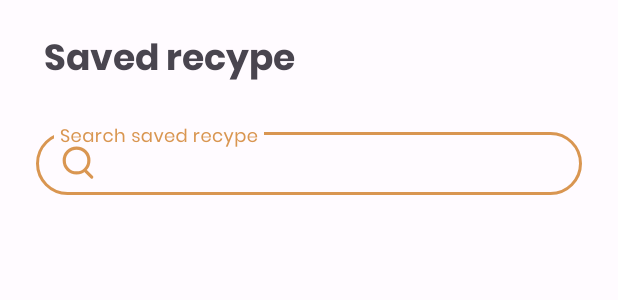
After one commit to spartak0/RecipesApp, an Android app: the layout fragment_saved.xml on its own in the app's theme, with its tools: preview values and no code run, on a phone screen of 412 x 824 dp. The commit adds this screen. Shown: the top 300 px of the screen. Run offline under Robolectric (Android 15) with nearby library versions, the phone set to English and light mode, and no system bars.

Commit message:
[feature] saved screen UI impl

```diff
--- a/app/src/main/AndroidManifest.xml
+++ b/app/src/main/AndroidManifest.xml
@@ -17,6 +17,7 @@
         tools:targetApi="31">
         <activity
             android:name=".ui.main_activity.MainActivity"
+            android:windowSoftInputMode="adjustPan"
             android:exported="true">
             <intent-filter>
                 <action android:name="android.intent.action.MAIN" />
--- /dev/null
+++ b/app/src/main/res/drawable/icon_btn_background.xml
@@ -0,0 +1,5 @@
+<?xml version="1.0" encoding="utf-8"?>
+<shape xmlns:android="http://schemas.android.com/apk/res/android"
+    android:shape="oval">
+    <solid android:color="@color/transparent"/>
+</shape>
--- a/app/src/main/res/drawable/save.xml
+++ b/app/src/main/res/drawable/save.xml
@@ -1,6 +1,6 @@
 <vector xmlns:android="http://schemas.android.com/apk/res/android"
-    android:width="41dp"
-    android:height="48dp"
+    android:width="24dp"
+    android:height="28dp"
     android:viewportWidth="41"
     android:viewportHeight="48">
   <path
--- /dev/null
+++ b/app/src/main/res/layout/fragment_saved.xml
@@ -0,0 +1,59 @@
+<?xml version="1.0" encoding="utf-8"?>
+<androidx.constraintlayout.widget.ConstraintLayout xmlns:android="http://schemas.android.com/apk/res/android"
+    xmlns:tools="http://schemas.android.com/tools"
+    xmlns:app="http://schemas.android.com/apk/res-auto"
+    android:layout_width="match_parent"
+    android:layout_height="match_parent"
+    tools:context=".ui.saved_screen.SavedFragment">
+
+    <TextView
+        android:id="@+id/savedTitleTV"
+        android:layout_width="wrap_content"
+        android:layout_height="wrap_content"
+        android:layout_marginStart="29dp"
+        android:layout_marginTop="20dp"
+        android:text="@string/saved_recype"
+        android:textFontWeight="700"
+        android:textSize="24sp"
+        app:layout_constraintStart_toStartOf="parent"
+        app:layout_constraintTop_toTopOf="parent" />
+
+    <com.google.android.material.textfield.TextInputLayout
+        android:id="@+id/savedTextInputLayout"
+        style="@style/SearchBarRoundedStyle"
+        android:layout_width="match_parent"
+        android:layout_height="47dp"
+        android:layout_marginStart="24dp"
+        android:layout_marginTop="21dp"
+        android:layout_marginEnd="24dp"
+        app:layout_constraintEnd_toEndOf="parent"
+        app:layout_constraintHorizontal_bias="0.724"
+        app:layout_constraintStart_toStartOf="parent"
+        app:layout_constraintTop_toBottomOf="@+id/savedTitleTV">
+
+        <com.google.android.material.textfield.TextInputEditText
+            android:id="@+id/savedTextInputEditText"
+            android:layout_width="match_parent"
+            android:layout_height="match_parent"
+            android:drawableStart="@drawable/search"
+            android:drawablePadding="10dp"
+            android:maxLines="1"
+            android:drawableTint="@color/search_icon_color"
+            android:hint="@string/search_saved_recype"
+            android:paddingTop="0dp"
+            android:paddingBottom="0dp" />
+
+    </com.google.android.material.textfield.TextInputLayout>
+
+    <androidx.recyclerview.widget.RecyclerView
+        android:id="@+id/recypeSavedRecycler"
+        android:layout_width="match_parent"
+        android:layout_height="0dp"
+        android:layout_marginTop="6dp"
+        app:layout_constraintBottom_toBottomOf="parent"
+        app:layout_constraintEnd_toEndOf="parent"
+        app:layout_constraintHorizontal_bias="0.0"
+        app:layout_constraintStart_toStartOf="parent"
+        app:layout_constraintTop_toBottomOf="@+id/savedTextInputLayout" />
+
+</androidx.constraintlayout.widget.ConstraintLayout>
--- a/app/src/main/res/navigation/bottom_navigation_graph.xml
+++ b/app/src/main/res/navigation/bottom_navigation_graph.xml
@@ -12,7 +12,7 @@
         tools:layout="@layout/fragment_home" />
     <fragment
         android:id="@+id/favoriteFragment"
-        android:name="com.spartak.recipesapp.ui.favorite_screen.FavoriteFragment"
+        android:name="com.spartak.recipesapp.ui.saved_screen.SavedFragment"
         android:label="fragment_favorite"
-        tools:layout="@layout/fragment_favorite" />
+        tools:layout="@layout/fragment_saved" />
 </navigation>
--- a/app/src/main/res/values/strings.xml
+++ b/app/src/main/res/values/strings.xml
@@ -14,4 +14,7 @@
     <string name="recipe_image">recipe image</string>
     <string name="hint">hint</string>
     <string name="new_text">New</string>
+    <string name="saved_recype">Saved recype</string>
+    <string name="search_saved_recype">Search saved recype</string>
+    <string name="isSavedBtn">isSavedBtn</string>
 </resources>
```
Also changed, not shown: app/src/main/java/com/spartak/recipesapp/ui/favorite_screen/FavoriteFragment.kt (deleted, +0 -20 lines), app/src/main/java/com/spartak/recipesapp/ui/saved_screen/SavedFragment.kt (added, +36 -0 lines), app/src/main/res/layout/fragment_favorite.xml (deleted, +0 -13 lines), app/src/main/res/layout/recype_card.xml (+13 -0 lines).
